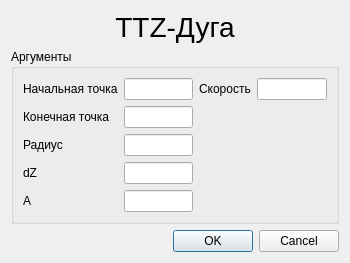
First picture: the form in KAMEditor/gui/commands/ttzarcdialog.ui, repository Xtail96/SML, before the edit.
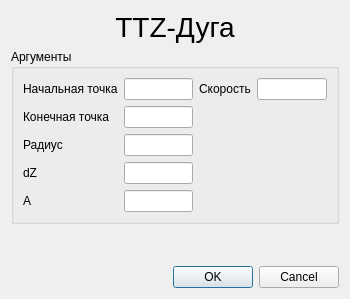
Second picture: the form after the edit.

```diff
--- a/KAMEditor/gui/commands/ttzarcdialog.ui
+++ b/KAMEditor/gui/commands/ttzarcdialog.ui
@@ -7,7 +7,7 @@
     <x>0</x>
     <y>0</y>
     <width>350</width>
-    <height>260</height>
+    <height>299</height>
    </rect>
   </property>
   <property name="windowTitle">
```
Left out of the diff: 2 changed lines with no effect on the pictures.
